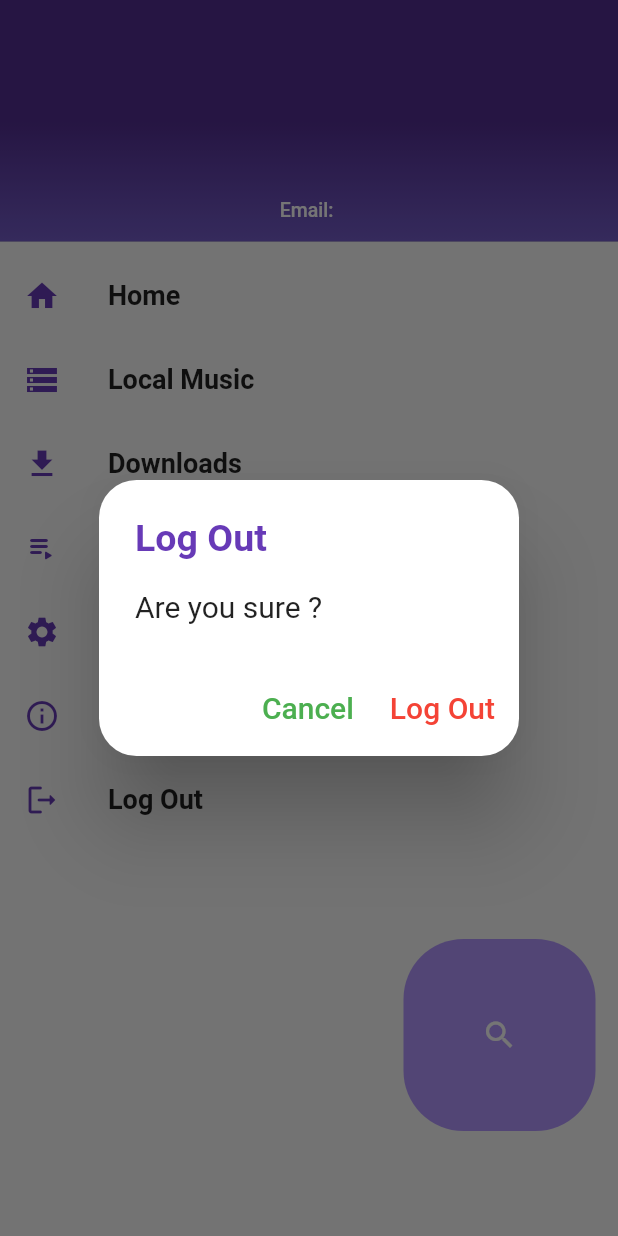
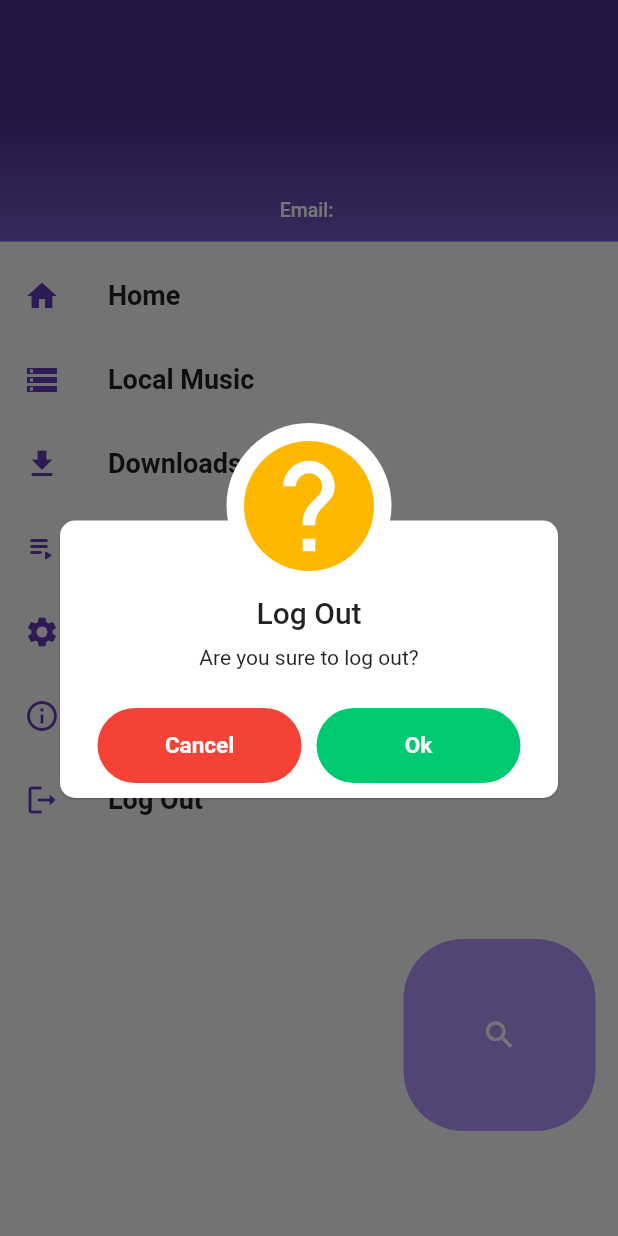
Before and after one commit to EncryptoCyphers/Rhythm, a Flutter app: the HomePage screen opened directly with empty values, item 3 of the bottom bar chosen, in the side drawer, after a tap on "Log Out", on a phone screen of 412 x 824 dp. Run offline on Flutter 3.47's test engine with Material 2 defaults, Android fonts, the phone set to English and light mode, and no system bars; drawn by our look-alikes of sliding_clipped_nav_bar; our stand-ins replace animated_splash_screen, awesome_dialog, carousel_slider, cloud_firestore, email_validator, firebase_auth and 12 more; missing offline and left inert: audio_session, cloud_firestore_web, firebase_auth_web, firebase_core_web, just_audio_web, launch_review and 7 more; accounts and stored records are empty; Roboto replaces fonts that are missing (Laila).

Commit message:
Log Out UI Changed

```diff
--- a/lib/pages/web.dart
+++ b/lib/pages/web.dart
@@ -70,7 +70,7 @@ class _YoutubeState extends State<Youtube> {
                     return const Center(child: CircularProgressIndicator());
                   } else if (snapshot.hasError) {
                     return const Text(
-                      'Something went wrrong!!',
+                      'Something went wrong!!',
                       style: TextStyle(
                         fontWeight: FontWeight.bold,
                         fontSize: 20,
--- a/lib/widgets/drawer_menu.dart
+++ b/lib/widgets/drawer_menu.dart
@@ -1,5 +1,6 @@
 // ignore_for_file: file_names
 
+import 'package:awesome_dialog/awesome_dialog.dart';
 import 'package:firebase_auth/firebase_auth.dart';
 import 'package:flutter/material.dart';
 import 'package:music_player_app/services/colours.dart';
@@ -197,71 +198,99 @@ class DrawerMenu extends StatelessWidget {
                 ),
                 onTap: () async {
                   //Firebase logout implementation will be done
-
-                  showDialog<String>(
+                  AwesomeDialog(
                     context: context,
-                    builder: (BuildContext context) => AlertDialog(
-                      shape: RoundedRectangleBorder(
-                          borderRadius: BorderRadius.circular(25)),
-                      title: const Text(
-                        'Log Out',
-                        style: TextStyle(
-                          color: Colors.deepPurple,
-                          fontSize: 25,
+                    dialogType: DialogType.question,
+                    headerAnimationLoop: false,
+                    animType: AnimType.bottomSlide,
+                    title: 'Log Out',
+                    desc: 'Are you sure to log out?',
+                    buttonsTextStyle: const TextStyle(
+                      color: Colors.white,
+                      fontSize: 15,
                       fontWeight: FontWeight.bold,
                     ),
-                      ),
-                      content: const Text(
-                        'Are you sure ?',
-                        style: TextStyle(
-                          fontSize: 20,
-                        ),
-                      ),
-                      actions: <Widget>[
-                        TextButton(
-                          onPressed: () => Navigator.pop(context),
-                          child: const Text(
-                            'Cancel',
-                            style: TextStyle(
-                              color: Colors.green,
-                              fontSize: 20,
-                            ),
-                          ),
-                        ),
-                        TextButton(
-                          onPressed: () async {
+                    showCloseIcon: true,
+                    btnCancelOnPress: () {
+                      Navigator.pop(context);
+                    },
+                    btnOkOnPress: () async {
                       await FirebaseAuth.instance.signOut();
-
                       FirebaseAuth.instance
                           .authStateChanges()
                           .listen((User? user) {
                         if (user == null) {
-                                // Navigator.pushReplacement(
-                                //   context,
-                                //   MaterialPageRoute(
-                                //     builder: (context) =>
-                                //         const OnboardingPage(),
-                                //   ),
-                                // );
                           while (Navigator.canPop(context)) {
                             Navigator.pop(context);
                           }
-                              } else {
-                                // print('User is signed in!');
                         }
                       });
                     },
-                          child: const Text(
-                            'Log Out',
-                            style: TextStyle(
-                              color: Colors.red,
-                              fontSize: 20,
-                            ),
-                          ),
-                        ),
-                      ],
-                    ),
-                  );
+                  ).show();
+                  // // showDialog<String>(
+                  // //   context: context,
+                  // //   builder: (BuildContext context) => AlertDialog(
+                  // //     shape: RoundedRectangleBorder(
+                  // //         borderRadius: BorderRadius.circular(25)),
+                  // //     title: const Text(
+                  // //       'Log Out',
+                  // //       style: TextStyle(
+                  // //         color: Colors.deepPurple,
+                  // //         fontSize: 25,
+                  // //         fontWeight: FontWeight.bold,
+                  // //       ),
+                  // //     ),
+                  // //     content: const Text(
+                  // //       'Are you sure ?',
+                  // //       style: TextStyle(
+                  // //         fontSize: 20,
+                  // //       ),
+                  // //     ),
+                  // //     actions: <Widget>[
+                  // //       TextButton(
+                  // //         onPressed: () => Navigator.pop(context),
+                  // //         child: const Text(
+                  // //           'Cancel',
+                  // //           style: TextStyle(
+                  // //             color: Colors.green,
+                  // //             fontSize: 20,
+                  // //           ),
+                  // //         ),
+                  // //       ),
+                  // //       TextButton(
+                  // //         onPressed: () async {
+                  // //           await FirebaseAuth.instance.signOut();
+
+                  // //           FirebaseAuth.instance
+                  // //               .authStateChanges()
+                  // //               .listen((User? user) {
+                  // //             if (user == null) {
+                  // //               // Navigator.pushReplacement(
+                  // //               //   context,
+                  // //               //   MaterialPageRoute(
+                  // //               //     builder: (context) =>
+                  // //               //         const OnboardingPage(),
+                  // //               //   ),
+                  // //               // );
+                  // //               while (Navigator.canPop(context)) {
+                  // //                 Navigator.pop(context);
+                  // //               }
+                  // //             } else {
+                  // //               // print('User is signed in!');
+                  // //             }
+                  // //           });
+                  // //         },
+                  // //         child: const Text(
+                  // //           'Log Out',
+                  // //           style: TextStyle(
+                  // //             color: Colors.red,
+                  // //             fontSize: 20,
+                  // //           ),
+                  // //         ),
+                  // //       ),
+                  // //     ],
+                  // //   ),
+                  // );
                 },
               ),
             ],
--- a/lib/widgets/profile_widget.dart
+++ b/lib/widgets/profile_widget.dart
@@ -71,8 +71,8 @@ class _MyProfileState extends State<MyProfile> {
           child: Stack(
             children: [
               const Positioned(
-                top: 35,
-                right: 35,
+                top: 15,
+                left: 35,
                 child: Text(
                   'Profile Information',
                   textAlign: TextAlign.center,
@@ -85,7 +85,7 @@ class _MyProfileState extends State<MyProfile> {
                 ),
               ),
               Positioned(
-                top: 90,
+                top: 70,
                 left: 10,
                 child: Row(
                   children: [
@@ -99,7 +99,7 @@ class _MyProfileState extends State<MyProfile> {
                       textAlign: TextAlign.center,
                       style: const TextStyle(
                         color: Colors.white,
-                        fontSize: 18,
+                        fontSize: 20,
                         fontWeight: FontWeight.bold,
                       ),
                     ),
@@ -107,7 +107,7 @@ class _MyProfileState extends State<MyProfile> {
                 ),
               ),
               Positioned(
-                top: 125,
+                top: 110,
                 left: 10,
                 child: Row(
                   children: [
@@ -121,7 +121,7 @@ class _MyProfileState extends State<MyProfile> {
                       textAlign: TextAlign.center,
                       style: const TextStyle(
                         color: Colors.white,
-                        fontSize: 18,
+                        fontSize: 20,
                         fontWeight: FontWeight.bold,
                       ),
                     ),
@@ -129,7 +129,7 @@ class _MyProfileState extends State<MyProfile> {
                 ),
               ),
               Positioned(
-                top: 160,
+                top: 150,
                 left: 10,
                 child: Row(
                   children: [
@@ -143,7 +143,7 @@ class _MyProfileState extends State<MyProfile> {
                       textAlign: TextAlign.center,
                       style: const TextStyle(
                         color: Colors.white,
-                        fontSize: 18,
+                        fontSize: 20,
                         fontWeight: FontWeight.bold,
                       ),
                     ),
@@ -157,7 +157,7 @@ class _MyProfileState extends State<MyProfile> {
                   child: const Icon(
                     Icons.edit,
                     color: Colors.white,
-                    size: 20,
+                    size: 25,
                   ),
                   onPressed: () {
                     Navigator.push(
--- a/pubspec.yaml
+++ b/pubspec.yaml
@@ -64,6 +64,7 @@ dependencies:
   font_awesome_flutter: ^10.2.1
   getwidget: ^3.0.1
   flutter_media_metadata: ^1.0.0+1
+  awesome_dialog: ^3.0.2
 
 
 dev_dependencies:
```
Also changed, not shown: pubspec.lock. Lines whose indentation alone changed are shown as unchanged.
